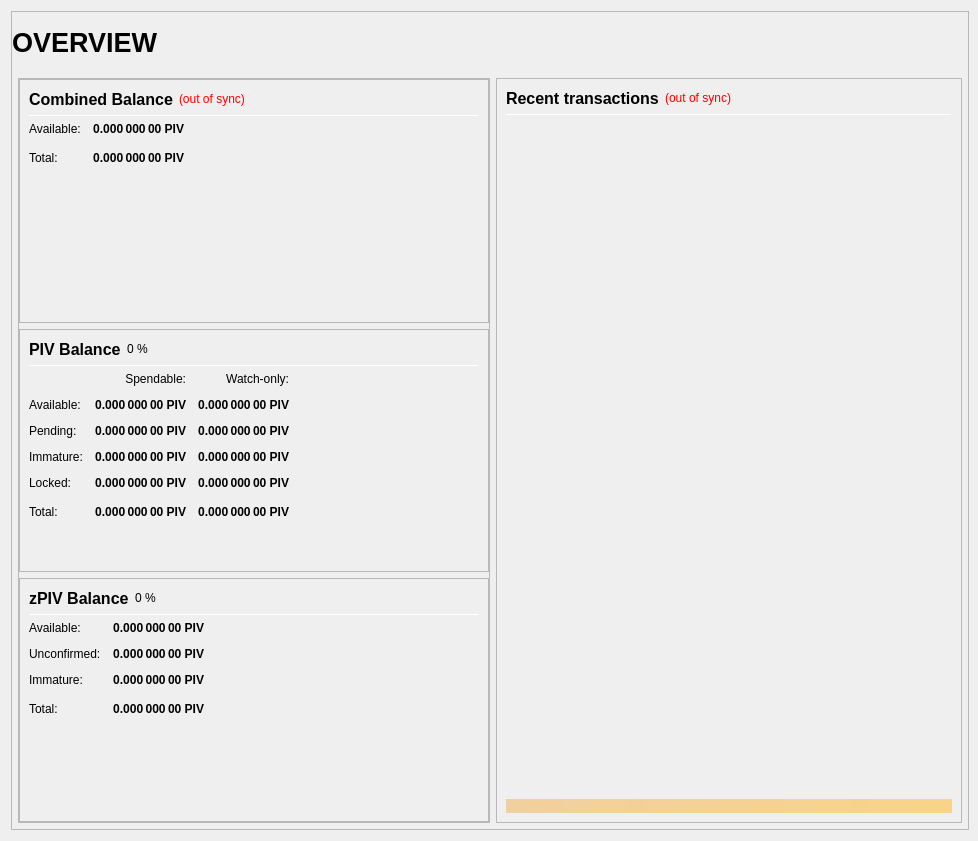
Qt form src/qt/forms/overviewpage.ui (electracoin-ECA/electra-archive) before a commit.
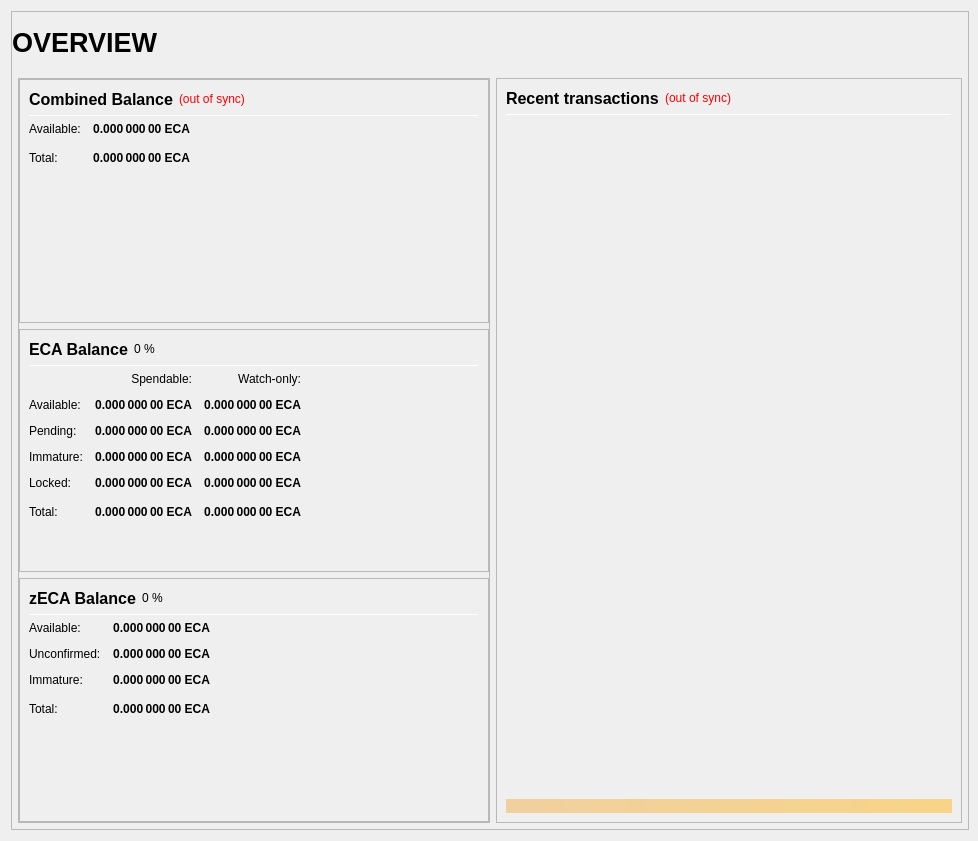
The same form after that commit.

Patch:
```diff
--- a/src/qt/forms/overviewpage.ui
+++ b/src/qt/forms/overviewpage.ui
@@ -333,7 +333,7 @@
                           <string>Your current spendable balance</string>
                          </property>
                          <property name="text">
-                          <string notr="true">0.000 000 00 PIV</string>
+                          <string notr="true">0.000 000 00 ECA</string>
                          </property>
                          <property name="alignment">
                           <set>Qt::AlignRight|Qt::AlignTrailing|Qt::AlignVCenter</set>
@@ -365,7 +365,7 @@
                           <string>Total Balance, including all unavailable coins.</string>
                          </property>
                          <property name="text">
-                          <string notr="true">0.000 000 00 PIV</string>
+                          <string notr="true">0.000 000 00 ECA</string>
                          </property>
                          <property name="alignment">
                           <set>Qt::AlignRight|Qt::AlignTrailing|Qt::AlignVCenter</set>
@@ -433,7 +433,7 @@
                           </font>
                          </property>
                          <property name="text">
-                          <string>PIV Balance</string>
+                          <string>ECA Balance</string>
                          </property>
                         </widget>
                        </item>
@@ -525,7 +525,7 @@
                           <string>Your current spendable balance</string>
                          </property>
                          <property name="text">
-                          <string notr="true">0.000 000 00 PIV</string>
+                          <string notr="true">0.000 000 00 ECA</string>
                          </property>
                          <property name="alignment">
                           <set>Qt::AlignRight|Qt::AlignTrailing|Qt::AlignVCenter</set>
@@ -550,7 +550,7 @@
                           <string>Your current balance in watch-only addresses</string>
                          </property>
                          <property name="text">
-                          <string notr="true">0.000 000 00 PIV</string>
+                          <string notr="true">0.000 000 00 ECA</string>
                          </property>
                          <property name="alignment">
                           <set>Qt::AlignRight|Qt::AlignTrailing|Qt::AlignVCenter</set>
@@ -582,7 +582,7 @@
                           <string>Total of transactions that have yet to be confirmed, and do not yet count toward the spendable balance</string>
                          </property>
                          <property name="text">
-                          <string notr="true">0.000 000 00 PIV</string>
+                          <string notr="true">0.000 000 00 ECA</string>
                          </property>
                          <property name="alignment">
                           <set>Qt::AlignRight|Qt::AlignTrailing|Qt::AlignVCenter</set>
@@ -607,7 +607,7 @@
                           <string>Unconfirmed transactions to watch-only addresses</string>
                          </property>
                          <property name="text">
-                          <string notr="true">0.000 000 00 PIV</string>
+                          <string notr="true">0.000 000 00 ECA</string>
                          </property>
                          <property name="alignment">
                           <set>Qt::AlignRight|Qt::AlignTrailing|Qt::AlignVCenter</set>
@@ -639,7 +639,7 @@
                           <string>Staked or masternode rewards that has not yet matured</string>
                          </property>
                          <property name="text">
-                          <string notr="true">0.000 000 00 PIV</string>
+                          <string notr="true">0.000 000 00 ECA</string>
                          </property>
                          <property name="alignment">
                           <set>Qt::AlignRight|Qt::AlignTrailing|Qt::AlignVCenter</set>
@@ -664,7 +664,7 @@
                           <string>Staked or masternode rewards in watch-only addresses that has not yet matured</string>
                          </property>
                          <property name="text">
-                          <string notr="true">0.000 000 00 PIV</string>
+                          <string notr="true">0.000 000 00 ECA</string>
                          </property>
                          <property name="alignment">
                           <set>Qt::AlignRight|Qt::AlignTrailing|Qt::AlignVCenter</set>
@@ -699,7 +699,7 @@
                           <string>Locked PIV or Masternode collaterals. These are excluded from zPIV minting.</string>
                          </property>
                          <property name="text">
-                          <string notr="true">0.000 000 00 PIV</string>
+                          <string notr="true">0.000 000 00 ECA</string>
                          </property>
                          <property name="alignment">
                           <set>Qt::AlignRight|Qt::AlignTrailing|Qt::AlignVCenter</set>
@@ -724,7 +724,7 @@
                           <string>Current locked balance in watch-only addresses</string>
                          </property>
                          <property name="text">
-                          <string notr="true">0.000 000 00 PIV</string>
+                          <string notr="true">0.000 000 00 ECA</string>
                          </property>
                          <property name="alignment">
                           <set>Qt::AlignRight|Qt::AlignTrailing|Qt::AlignVCenter</set>
@@ -759,7 +759,7 @@
                           <string>Your current PIVX balance, unconfirmed and immature transactions included</string>
                          </property>
                          <property name="text">
-                          <string notr="true">0.000 000 00 PIV</string>
+                          <string notr="true">0.000 000 00 ECA</string>
                          </property>
                          <property name="alignment">
                           <set>Qt::AlignRight|Qt::AlignTrailing|Qt::AlignVCenter</set>
@@ -784,7 +784,7 @@
                           <string>Current total balance in watch-only addresses</string>
                          </property>
                          <property name="text">
-                          <string notr="true">0.000 000 00 PIV</string>
+                          <string notr="true">0.000 000 00 ECA</string>
                          </property>
                          <property name="alignment">
                           <set>Qt::AlignRight|Qt::AlignTrailing|Qt::AlignVCenter</set>
@@ -852,7 +852,7 @@
                           </font>
                          </property>
                          <property name="text">
-                          <string>zPIV Balance</string>
+                          <string>zECA Balance</string>
                          </property>
                         </widget>
                        </item>
@@ -926,7 +926,7 @@
 These zPIV are spendable.</string>
                          </property>
                          <property name="text">
-                          <string notr="true">0.000 000 00 PIV</string>
+                          <string notr="true">0.000 000 00 ECA</string>
                          </property>
                          <property name="alignment">
                           <set>Qt::AlignRight|Qt::AlignTrailing|Qt::AlignVCenter</set>
@@ -957,7 +957,7 @@
 Immature: confirmed, but less than 1 mint of the same denomination after it was minted</string>
                          </property>
                          <property name="text">
-                          <string notr="true">0.000 000 00 PIV</string>
+                          <string notr="true">0.000 000 00 ECA</string>
                          </property>
                          <property name="alignment">
                           <set>Qt::AlignRight|Qt::AlignTrailing|Qt::AlignVCenter</set>
@@ -988,7 +988,7 @@
 Immature: confirmed, but less than 1 mint of the same denomination after it was minted</string>
                          </property>
                          <property name="text">
-                          <string notr="true">0.000 000 00 PIV</string>
+                          <string notr="true">0.000 000 00 ECA</string>
                          </property>
                          <property name="alignment">
                           <set>Qt::AlignRight|Qt::AlignTrailing|Qt::AlignVCenter</set>
@@ -1020,7 +1020,7 @@
                           <string>Your current zPIV balance, unconfirmed and immature zPIV included.</string>
                          </property>
                          <property name="text">
-                          <string notr="true">0.000 000 00 PIV</string>
+                          <string notr="true">0.000 000 00 ECA</string>
                          </property>
                          <property name="alignment">
                           <set>Qt::AlignRight|Qt::AlignTrailing|Qt::AlignVCenter</set>
```
Left out of the diff: 24 changed lines with no effect on the pictures.
